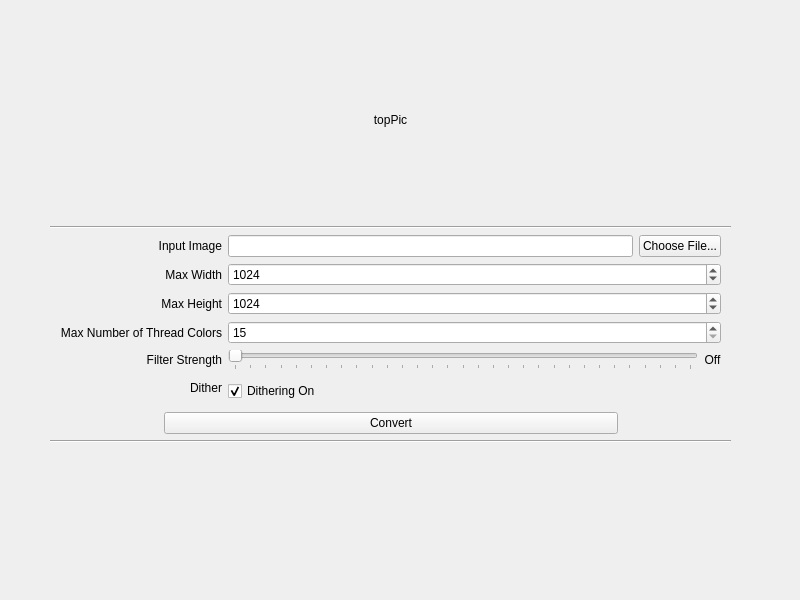
This is StitchBuilderGraphical/form.ui in taylornelms15/stichbuilder as Qt 5 draws it before an edit. The edited form follows.
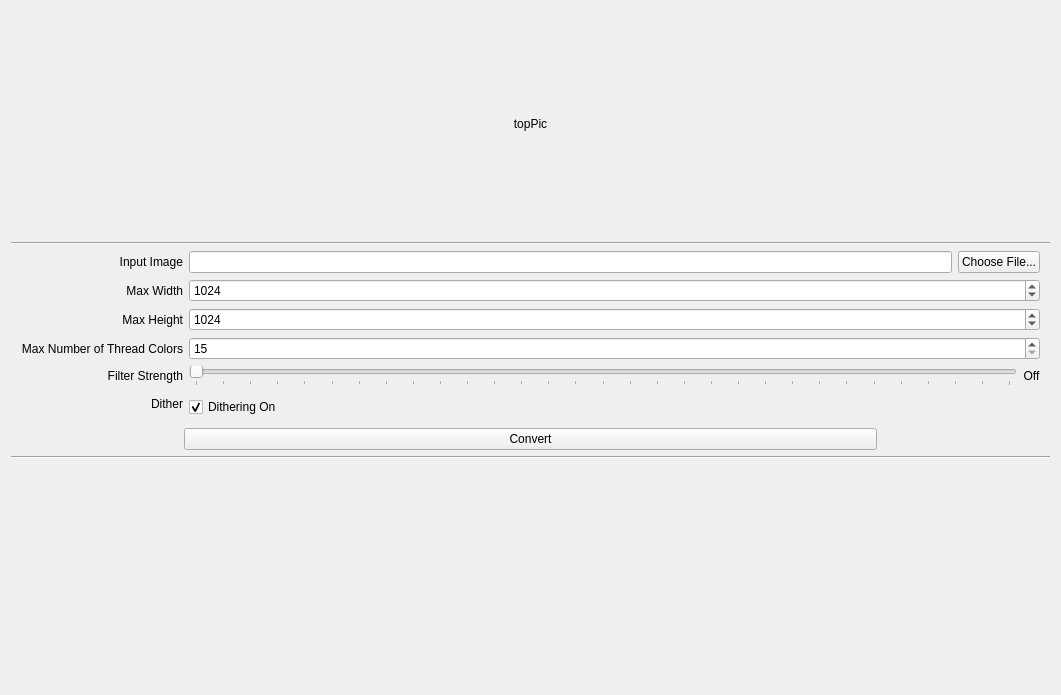
This is the edited form. Custom widgets are drawn as their Qt base class.

Commit message: Renamed ImageLabel, oriented window layout more sensibly

```diff
--- a/StitchBuilderGraphical/form.ui
+++ b/StitchBuilderGraphical/form.ui
@@ -6,25 +6,24 @@
    <rect>
     <x>0</x>
     <y>0</y>
-    <width>800</width>
-    <height>600</height>
+    <width>1061</width>
+    <height>695</height>
    </rect>
   </property>
   <property name="windowTitle">
    <string>StitchBuilderGraphical</string>
   </property>
-  <widget class="QWidget" name="verticalLayoutWidget">
-   <property name="geometry">
-    <rect>
-     <x>50</x>
-     <y>20</y>
-     <width>681</width>
-     <height>660</height>
-    </rect>
-   </property>
-   <layout class="QVBoxLayout" name="verticalLayout" stretch="0,0,0,0,0,1">
-    <item>
-     <widget class="TopPreviewPic" name="topPic">
+  <layout class="QHBoxLayout" name="horizontalLayout">
+   <item>
+    <layout class="QVBoxLayout" name="verticalLayout" stretch="1,0,0,0,0,1">
+     <item>
+      <widget class="ImageLabel" name="topPic">
+       <property name="sizePolicy">
+        <sizepolicy hsizetype="Expanding" vsizetype="Expanding">
+         <horstretch>0</horstretch>
+         <verstretch>0</verstretch>
+        </sizepolicy>
+       </property>
       <property name="minimumSize">
        <size>
         <width>200</width>
@@ -302,13 +301,14 @@
      <layout class="QHBoxLayout" name="horizontalLayout_2"/>
     </item>
    </layout>
-  </widget>
+   </item>
+  </layout>
  </widget>
  <customwidgets>
   <customwidget>
-   <class>TopPreviewPic</class>
+   <class>ImageLabel</class>
    <extends>QLabel</extends>
-   <header>TopPreviewPic</header>
+   <header>ImageLabel</header>
   </customwidget>
  </customwidgets>
  <resources/>
```
Lines whose indentation alone changed are shown as unchanged. The commit also changes 4 other files.
